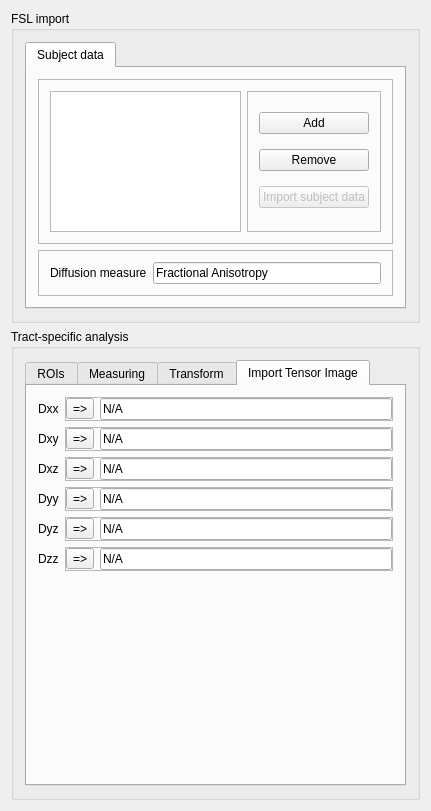
This is Plugins/org.mitk.gui.qt.diffusionimaging/src/internal/QmitkTractbasedSpatialStatisticsViewControls.ui in MITK/MITK as Qt 5 draws it before an edit. The edited form follows.
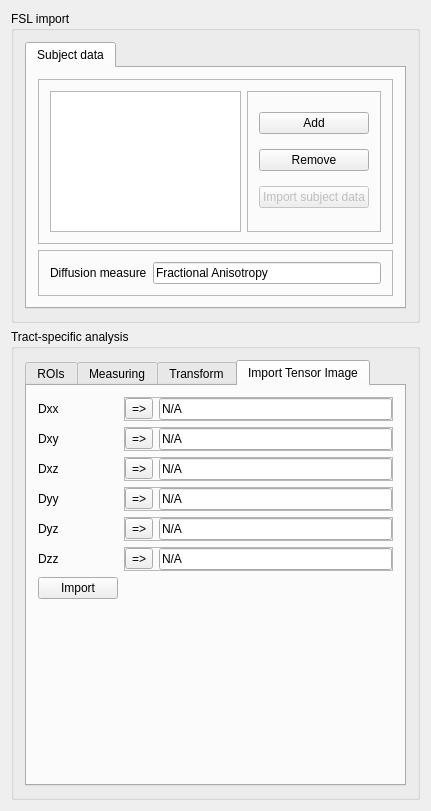
This is the edited form. Custom widgets are drawn as their Qt base class.

Commit message: removed transform method since it is not necessary and included import of tensor image by components

What changed in the file:
```diff
--- a/Plugins/org.mitk.gui.qt.diffusionimaging/src/internal/QmitkTractbasedSpatialStatisticsViewControls.ui
+++ b/Plugins/org.mitk.gui.qt.diffusionimaging/src/internal/QmitkTractbasedSpatialStatisticsViewControls.ui
@@ -605,6 +605,13 @@
             </layout>
            </widget>
           </item>
+          <item row="6" column="0">
+           <widget class="QPushButton" name="m_TensorByComps">
+            <property name="text">
+             <string>Import</string>
+            </property>
+           </widget>
+          </item>
          </layout>
         </widget>
        </widget>
```
Left out of the diff: 4 changed lines with no effect on the pictures. The commit also changes 2 other files.
